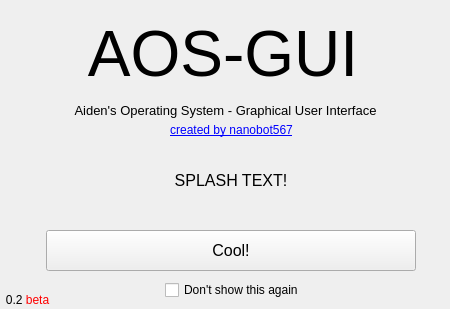
AOS-GUI/AOS-GUI, file uis/splash.ui: the form before one commit.
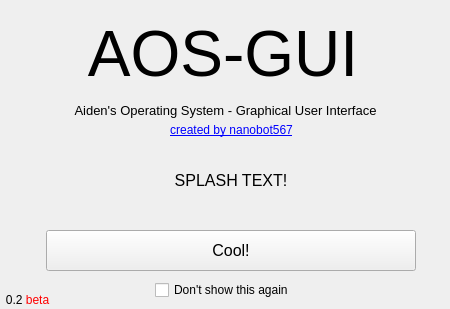
The form after the commit.

Diff of the .ui file:
```diff
--- a/uis/splash.ui
+++ b/uis/splash.ui
@@ -93,7 +93,7 @@
   <widget class="QCheckBox" name="dontshowagain">
    <property name="geometry">
     <rect>
-     <x>165</x>
+     <x>155</x>
      <y>280</y>
      <width>150</width>
      <height>20</height>
```
